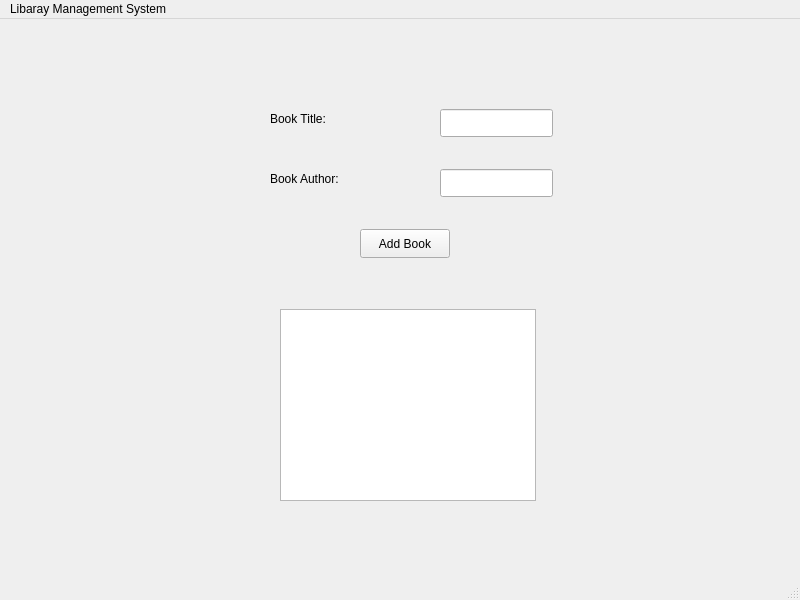
Before: the Qt Designer form librarymainwindow.ui in BusangM/Windows-Based-Library-System, drawn with Qt 5.
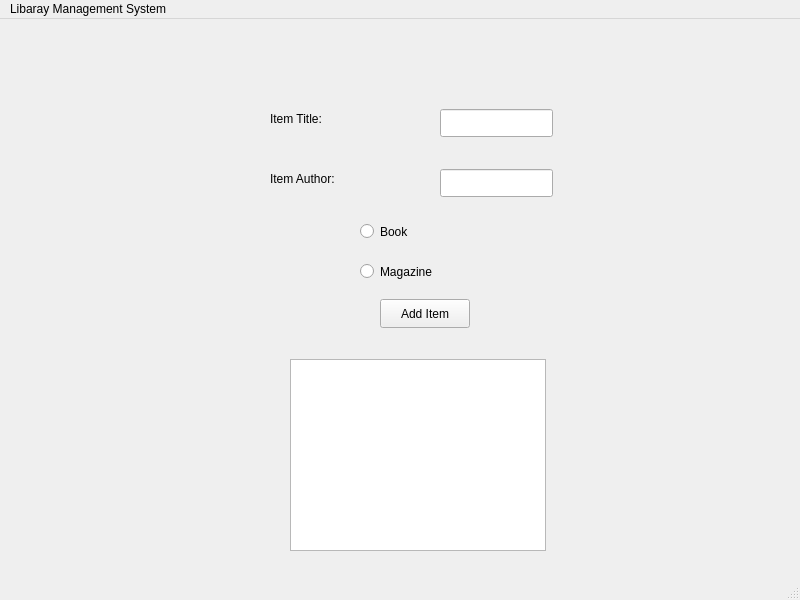
After: the same form once the commit is applied.

Commit message:
feat: Implement inheritance structure with Book and Magazine classes
- Create LibraryItem base class with common attributes (title, author, id)
- Implement Book and Magazine classes inheriting from LibraryItem
- Add polymorphism with virtual displayInfo() method
- Add radio button UI for selecting Book vs Magazine
- Connect GUI to create appropriate object type based on selection
- Both books and magazines now display with proper prefixes

The edit to the form file:
```diff
--- a/librarymainwindow.ui
+++ b/librarymainwindow.ui
@@ -43,21 +43,21 @@
    <widget class="QPushButton" name="pushButton">
     <property name="geometry">
      <rect>
-      <x>360</x>
-      <y>210</y>
+      <x>380</x>
+      <y>280</y>
       <width>90</width>
       <height>29</height>
      </rect>
     </property>
     <property name="text">
-     <string>Add Book</string>
+     <string>Add Item</string>
     </property>
    </widget>
    <widget class="QListWidget" name="listWidget">
     <property name="geometry">
      <rect>
-      <x>280</x>
-      <y>290</y>
+      <x>290</x>
+      <y>340</y>
       <width>256</width>
       <height>192</height>
      </rect>
@@ -73,7 +73,7 @@
      </rect>
     </property>
     <property name="text">
-     <string>Book Title:</string>
+     <string>Item Title:</string>
     </property>
    </widget>
    <widget class="QLabel" name="label_2">
@@ -86,7 +86,33 @@
      </rect>
     </property>
     <property name="text">
-     <string>Book Author:</string>
+     <string>Item Author:</string>
+    </property>
+   </widget>
+   <widget class="QRadioButton" name="radioButton">
+    <property name="geometry">
+     <rect>
+      <x>360</x>
+      <y>200</y>
+      <width>111</width>
+      <height>25</height>
+     </rect>
+    </property>
+    <property name="text">
+     <string>Book</string>
+    </property>
+   </widget>
+   <widget class="QRadioButton" name="radioButton_2">
+    <property name="geometry">
+     <rect>
+      <x>360</x>
+      <y>240</y>
+      <width>111</width>
+      <height>25</height>
+     </rect>
+    </property>
+    <property name="text">
+     <string>Magazine</string>
     </property>
    </widget>
   </widget>
```
The commit also changes 92 other files.
